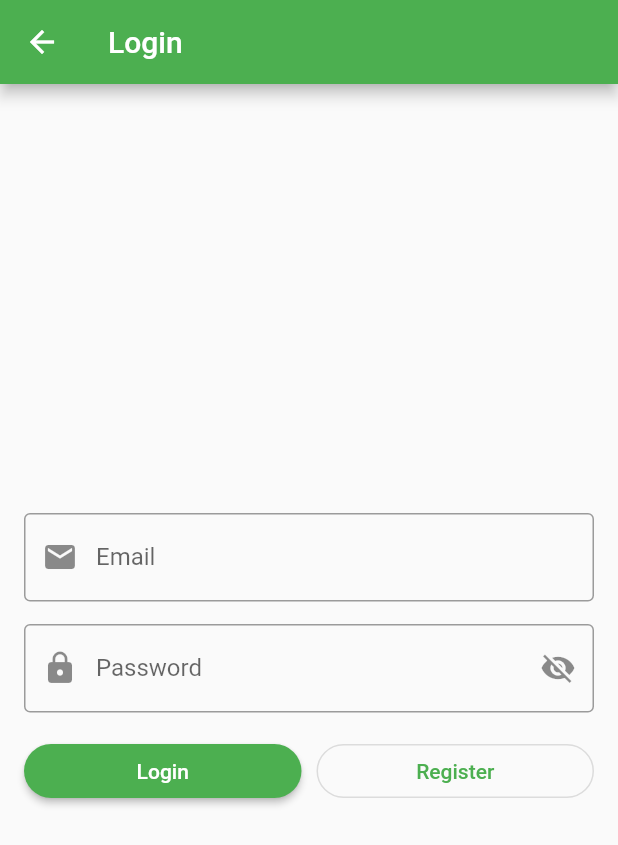
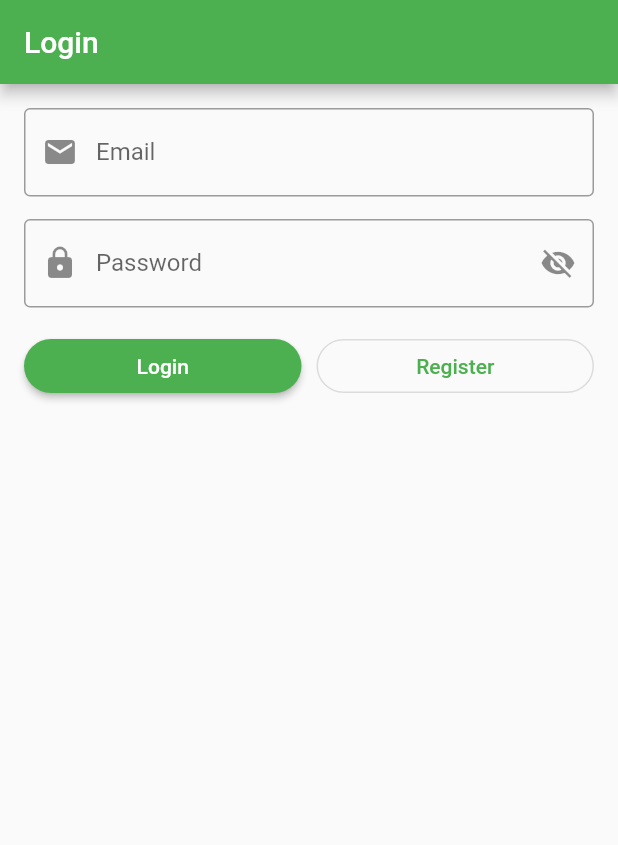
Before and after one commit to amir58/FlutterInstant1, a Flutter app: the LoginScreen screen opened directly, after a tap on "Login", on a phone screen of 412 x 824 dp. Shown: the top 845 px of the screen. Run offline on Flutter 3.47's test engine with Material 2 defaults, Android fonts, the phone set to English and light mode, and no system bars; network calls fail.

Commit message:
Session10

```diff
--- a/lib/main.dart
+++ b/lib/main.dart
@@ -1,4 +1,6 @@
 import 'package:flutter/material.dart';
+import 'package:instant1/ui/home_screen.dart';
+import 'package:instant1/ui/login_screen.dart';
 
 void main() {
   runApp(const MyApp());
@@ -13,7 +15,7 @@ class MyApp extends StatelessWidget {
       theme: ThemeData(
         primarySwatch: Colors.green,
       ),
-      home: const ExpandScreen(),
+      home: const LoginScreen(),
     );
   }
 }
@@ -83,96 +85,6 @@ class ExpandScreen extends StatelessWidget {
   }
 }
 
-class LoginScreen extends StatefulWidget {
-  const LoginScreen({super.key});
-
-  @override
-  State<LoginScreen> createState() => _LoginScreenState();
-}
-
-class _LoginScreenState extends State<LoginScreen> {
-  // Layouts => Column, Row, Stack
-  bool obscureText = true;
-
-  @override
-  Widget build(BuildContext context) {
-    return Scaffold(
-      appBar: AppBar(
-        title: const Text("Login"),
-      ),
-      body: Padding(
-        padding: const EdgeInsets.all(16),
-        child: Column(
-          // Vertical   => Main
-          // Horizontal => Cross
-          mainAxisSize: MainAxisSize.max,
-          mainAxisAlignment: MainAxisAlignment.center,
-          children: [
-            TextFormField(
-              decoration: const InputDecoration(
-                labelText: 'Email',
-                border: OutlineInputBorder(),
-                prefixIcon: Icon(Icons.email),
-              ),
-            ),
-            const SizedBox(height: 15),
-            TextFormField(
-              obscureText: obscureText,
-              decoration: InputDecoration(
-                labelText: 'Password',
-                border: const OutlineInputBorder(),
-                prefixIcon: const Icon(Icons.lock),
-                suffixIcon: IconButton(
-                  onPressed: () {
-                    obscureText = !obscureText;
-                    setState(() {});
-                  },
-                  icon: Icon(
-                    obscureText ? Icons.visibility_off : Icons.visibility,
-                  ),
-                ),
-              ),
-            ),
-            const SizedBox(height: 15),
-            Row(
-              // Main  => Horizontal
-              // Cross => Vertical
-              mainAxisAlignment: MainAxisAlignment.center,
-              children: [
-                Expanded(
-                  child: ElevatedButton(
-                    onPressed: () {
-                      print('Login pressed');
-                    },
-                    style:
-                        ElevatedButton.styleFrom(shape: const StadiumBorder()),
-                    child: const Text("Login"),
-                  ),
-                ),
-                const SizedBox(width: 10),
-                Expanded(
-                  child: OutlinedButton(
-                    onPressed: () => navToRegisterScreen(context),
-                    style:
-                        ElevatedButton.styleFrom(shape: const StadiumBorder()),
-                    child: const Text("Register"),
-                  ),
-                ),
-              ],
-            ),
-          ],
-        ),
-      ),
-    );
-  }
-
-  navToRegisterScreen(BuildContext context) {
-    Navigator.push(
-      context,
-      MaterialPageRoute(builder: (context) => const RegisterScreen()),
-    );
-  }
-}
 
 class RegisterScreen extends StatelessWidget {
   const RegisterScreen({super.key});
--- /dev/null
+++ b/lib/ui/login_screen.dart
@@ -0,0 +1,118 @@
+import 'package:flutter/material.dart';
+import 'package:instant1/main.dart';
+import 'package:instant1/ui/home_screen.dart';
+
+class LoginScreen extends StatefulWidget {
+  const LoginScreen({super.key});
+
+  @override
+  State<LoginScreen> createState() => _LoginScreenState();
+}
+
+class _LoginScreenState extends State<LoginScreen> {
+  // Layouts => Column, Row, Stack
+  bool obscureText = true;
+
+  final emailController = TextEditingController();
+  TextEditingController passwordController = TextEditingController();
+  var confirmPasswordController = TextEditingController();
+
+  @override
+  Widget build(BuildContext context) {
+    return Scaffold(
+      appBar: AppBar(
+        title: const Text("Login"),
+      ),
+      body: Padding(
+        padding: const EdgeInsets.all(16),
+        child: Column(
+          // Vertical   => Main
+          // Horizontal => Cross
+          mainAxisSize: MainAxisSize.max,
+          mainAxisAlignment: MainAxisAlignment.start,
+          children: [
+            TextFormField(
+              controller: emailController,
+              decoration: const InputDecoration(
+                labelText: 'Email',
+                border: OutlineInputBorder(),
+                prefixIcon: Icon(Icons.email),
+              ),
+            ),
+            const SizedBox(height: 15),
+            TextFormField(
+              controller: passwordController,
+              obscureText: obscureText,
+              decoration: InputDecoration(
+                labelText: 'Password',
+                border: const OutlineInputBorder(),
+                prefixIcon: const Icon(Icons.lock),
+                suffixIcon: IconButton(
+                  onPressed: () {
+                    obscureText = !obscureText;
+                    setState(() {});
+                  },
+                  icon: Icon(
+                    obscureText ? Icons.visibility_off : Icons.visibility,
+                  ),
+                ),
+              ),
+            ),
+            const SizedBox(height: 15),
+            Row(
+              // Main  => Horizontal
+              // Cross => Vertical
+              mainAxisAlignment: MainAxisAlignment.center,
+              children: [
+                Expanded(
+                  child: ElevatedButton(
+                    onPressed: () => login(),
+                    style:
+                        ElevatedButton.styleFrom(shape: const StadiumBorder()),
+                    child: const Text("Login"),
+                  ),
+                ),
+                const SizedBox(width: 10),
+                Expanded(
+                  child: OutlinedButton(
+                    onPressed: () => navToRegisterScreen(context),
+                    style:
+                        ElevatedButton.styleFrom(shape: const StadiumBorder()),
+                    child: const Text("Register"),
+                  ),
+                ),
+              ],
+            ),
+          ],
+        ),
+      ),
+    );
+  }
+
+  navToRegisterScreen(BuildContext context) {
+    Navigator.push(
+      context,
+      MaterialPageRoute(builder: (context) => const RegisterScreen()),
+    );
+  }
+
+  // Define a controller
+  // Bind a controller with TextFormFiled
+  // Get data from the controller
+  void login() {
+    String email = emailController.text;
+    String password = passwordController.text;
+
+    if (email == "amir@gmail.com" && password == "123123") {
+      Navigator.pushReplacement(
+        context,
+        MaterialPageRoute(
+          builder: (context) => HomeScreen(),
+        ),
+      );
+    }
+    else{
+      print('Email or password wrong!');
+    }
+  }
+}
--- a/pubspec.yaml
+++ b/pubspec.yaml
@@ -59,9 +59,8 @@ flutter:
   uses-material-design: true
 
   # To add assets to your application, add an assets section, like this:
-  # assets:
-  #   - images/a_dot_burr.jpeg
-  #   - images/a_dot_ham.jpeg
+  assets:
+    - assets/images/
 
   # An image asset can refer to one or more resolution-specific "variants", see
   # https://flutter.dev/assets-and-images/#resolution-aware
```
Also changed, not shown: lib/inheritance/fav_screen.dart (+4 -6 lines), lib/inheritance/slider_mixin.dart (added, +7 -0 lines), lib/ui/home_screen.dart (added, +46 -0 lines), assets/images/instagram.png (added), assets/images/snapchat.png (added).
